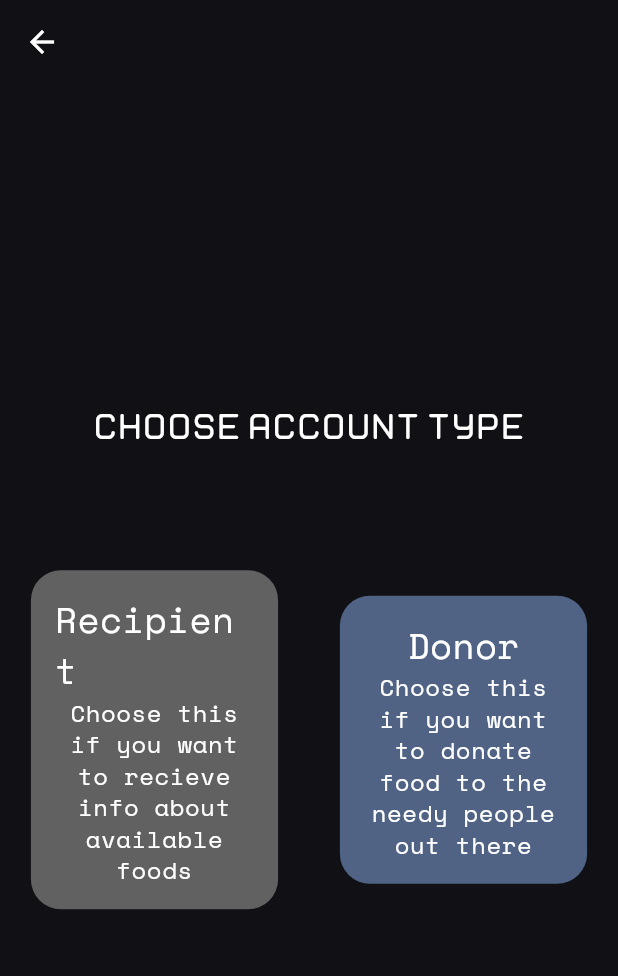
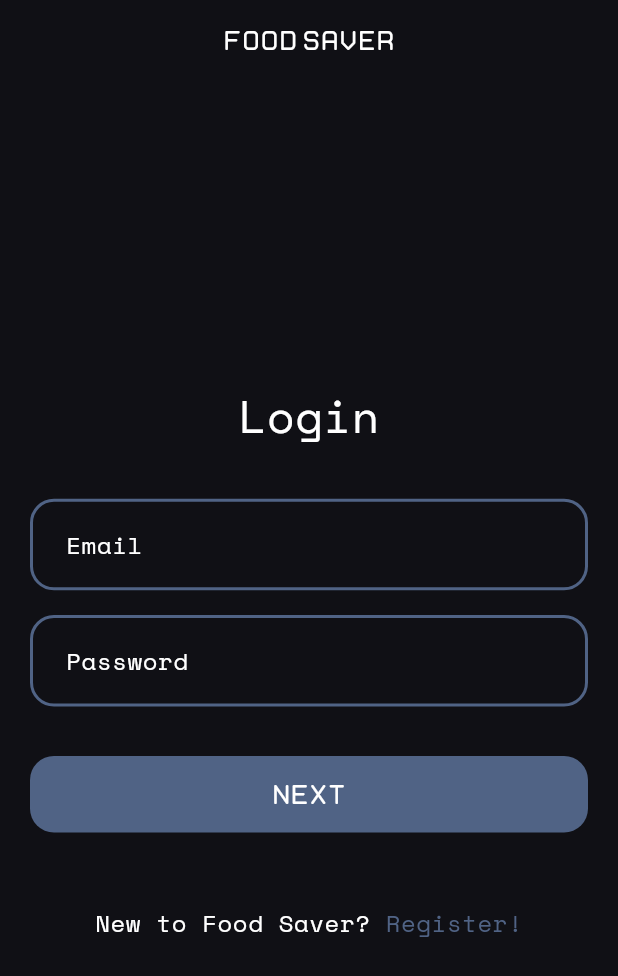
Before and after one commit to recruitchaos/Food-Saver, a Flutter app: the screen it shows after launch, on a phone screen of 412 x 824 dp. Shown: the top 976 px of the screen. Run offline on Flutter 3.47's test engine with Material 2 defaults, Android fonts, the phone set to English and light mode, and no system bars; our stand-ins replace appwrite, google_fonts.

Commit message:
login flow

```diff
--- a/lib/main.dart
+++ b/lib/main.dart
@@ -1,5 +1,6 @@
 import 'package:flutter/material.dart';
 import 'package:food_saver/constants/app_colors.dart';
+import 'package:food_saver/views/login/login.dart';
 import 'package:food_saver/views/registration/user_type.dart';
 import 'package:google_fonts/google_fonts.dart';
 
@@ -31,7 +32,7 @@ class MyApp extends StatelessWidget {
         )
       ),
       debugShowCheckedModeBanner: false,
-      home: const UserType(),
+      home: const LoginView(),
     );
   }
 }
--- /dev/null
+++ b/lib/services/auth.dart
@@ -0,0 +1,32 @@
+import 'package:appwrite/appwrite.dart';
+import 'package:flutter/material.dart';
+
+Client client = Client().setEndpoint('https://cloud.appwrite.io/v1').setProject('FoodSaver').setSelfSigned(status: true);
+
+Account account = Account(client);
+
+// CREATE A USER
+Future createUser(String email, String password, String name, BuildContext context) async {
+  try {
+    final user = await account.create(userId: ID.unique(), email: email, password: password, name: name);
+    print("User created");
+  }
+  catch(e) {
+    ScaffoldMessenger.of(context).showSnackBar(SnackBar(content: Text(e.toString())));
+  }
+}
+
+// LOGIN USER
+Future loginUser(String email, String password, BuildContext context) async {
+  try {
+    final user = await account.createEmailSession(email: email, password: password);
+    print("Logged In");
+  }
+  catch (e) {
+    ScaffoldMessenger.of(context).showSnackBar(SnackBar(content: Text(e.toString())));
+  }
+}
+
+Future logoutUser() async {
+  account.deleteSession(sessionId: 'current');
+}
--- /dev/null
+++ b/lib/views/login/login.dart
@@ -0,0 +1,69 @@
+import 'package:flutter/gestures.dart';
+import 'package:flutter/material.dart';
+import 'package:food_saver/constants/app_colors.dart';
+import 'package:food_saver/custom%20widgets/custom_button.dart';
+import 'package:food_saver/custom%20widgets/custom_textfield.dart';
+import 'package:food_saver/services/auth.dart';
+import 'package:food_saver/views/registration/user_type.dart';
+
+class LoginView extends StatefulWidget {
+  const LoginView({super.key});
+
+  @override
+  State<LoginView> createState() => _LoginViewState();
+}
+
+class _LoginViewState extends State<LoginView> {
+
+  TextEditingController emailController = TextEditingController();
+  TextEditingController passwordController = TextEditingController();
+
+  @override
+  Widget build(BuildContext context) {
+    double height = MediaQuery.of(context).size.height;
+    return Scaffold(
+      appBar: AppBar(
+        backgroundColor: AppColors.backgroundColor,
+        title: Text("Food Saver", style: Theme.of(context).textTheme.displaySmall,),
+        centerTitle: true,
+      ),
+      body: Center(
+        child: Padding(
+          padding: const EdgeInsets.symmetric(horizontal: 20),
+          child: Column(
+            mainAxisAlignment: MainAxisAlignment.center,
+            children: [
+              Text("Login", style: Theme.of(context).textTheme.bodyLarge?.apply(color: Colors.white),),
+              SizedBox(height: height * 0.04,),
+              CustomTextfield(label: 'Email', isObscure: false, controller: emailController),
+              SizedBox(height: height * 0.02,),
+              CustomTextfield(label: 'Password', isObscure: true, controller: passwordController),
+              SizedBox(height: height * 0.04,),
+              GestureDetector(
+                onTap: () {
+                  loginUser(emailController.text, passwordController.text, context);
+                },
+                child: CustomButton(text: 'Next')),
+              SizedBox(height: height * 0.06,),
+              RichText(text: TextSpan(
+                children: [
+                  TextSpan(
+                    text: 'New to Food Saver? ',
+                style: Theme.of(context).textTheme.bodySmall?.apply(color: Colors.white)
+                  ),
+                  TextSpan(
+                    recognizer: TapGestureRecognizer()..onTap = () { Navigator.push(context, MaterialPageRoute(builder: (context) => UserType())); },
+                    text: 'Register!',
+                style: Theme.of(context).textTheme.bodySmall?.apply(color: AppColors.primaryColor)
+                  )
+                ],
+              ),
+
+              )
+            ],
+          ),
+        ),
+      ),
+    );
+  }
+}
--- a/pubspec.yaml
+++ b/pubspec.yaml
@@ -36,6 +36,7 @@ dependencies:
   # Use with the CupertinoIcons class for iOS style icons.
   cupertino_icons: ^1.0.2
   google_fonts:
+  appwrite: ^9.0.1
 
 dev_dependencies:
   flutter_test:
```
Also changed, not shown: lib/views/registration/recipient_registration.dart (+6 -4 lines), lib/appwrite/constants.dart (added), pubspec.lock, 6 other files.
